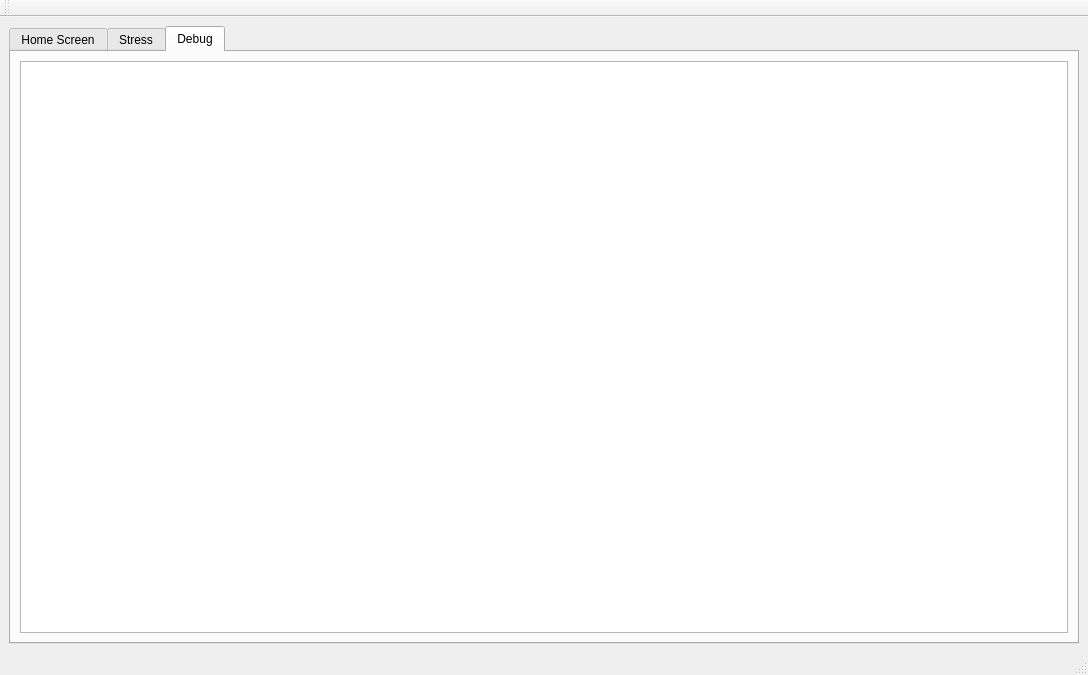
This is StressEvaluationApp/mainwindow.ui in rmcnabb8557/StressEvaluationApp as Qt 5 draws it before an edit. The edited form follows.
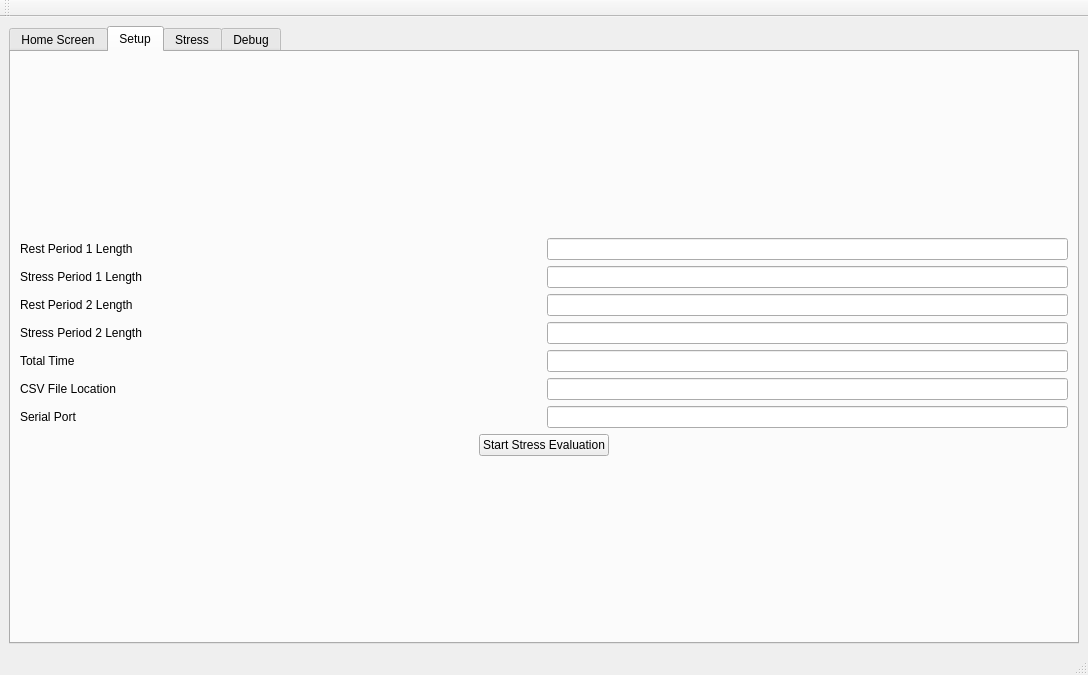
This is the edited form. The open tabs and pages were chosen to show the change. Icons and pictures are not drawn. Custom widgets are drawn as their Qt base class.

Commit message: updated several files, need to address issues in the serial interface, such as baud rate, several settings, and seg fault upon issuing version command. Likely issue in system messages.

Diff of the .ui file:
```diff
--- a/StressEvaluationApp/mainwindow.ui
+++ b/StressEvaluationApp/mainwindow.ui
@@ -176,6 +176,218 @@
         </item>
        </layout>
       </widget>
+      <widget class="QWidget" name="SetupTab">
+       <attribute name="title">
+        <string>Setup</string>
+       </attribute>
+       <layout class="QVBoxLayout" name="verticalLayout_11">
+        <item>
+         <layout class="QVBoxLayout" name="verticalLayout_10">
+          <item>
+           <layout class="QVBoxLayout" name="verticalLayout_8">
+            <item>
+             <layout class="QVBoxLayout" name="verticalLayout_7">
+              <item>
+               <layout class="QHBoxLayout" name="horizontalLayout_9">
+                <item>
+                 <widget class="QLabel" name="label_8">
+                  <property name="text">
+                   <string>Rest Period 1 Length</string>
+                  </property>
+                 </widget>
+                </item>
+                <item>
+                 <widget class="QLineEdit" name="rest_1_length">
+                  <property name="sizePolicy">
+                   <sizepolicy hsizetype="Preferred" vsizetype="Fixed">
+                    <horstretch>0</horstretch>
+                    <verstretch>0</verstretch>
+                   </sizepolicy>
+                  </property>
+                 </widget>
+                </item>
+               </layout>
+              </item>
+              <item>
+               <layout class="QHBoxLayout" name="horizontalLayout_10">
+                <item>
+                 <widget class="QLabel" name="label_10">
+                  <property name="text">
+                   <string>Stress Period 1 Length</string>
+                  </property>
+                 </widget>
+                </item>
+                <item>
+                 <widget class="QLineEdit" name="stress_1_length">
+                  <property name="sizePolicy">
+                   <sizepolicy hsizetype="Preferred" vsizetype="Fixed">
+                    <horstretch>0</horstretch>
+                    <verstretch>0</verstretch>
+                   </sizepolicy>
+                  </property>
+                 </widget>
+                </item>
+               </layout>
+              </item>
+              <item>
+               <layout class="QHBoxLayout" name="horizontalLayout_12">
+                <item>
+                 <widget class="QLabel" name="label_11">
+                  <property name="text">
+                   <string>Rest Period 2 Length</string>
+                  </property>
+                 </widget>
+                </item>
+                <item>
+                 <widget class="QLineEdit" name="rest_2_length">
+                  <property name="sizePolicy">
+                   <sizepolicy hsizetype="Preferred" vsizetype="Fixed">
+                    <horstretch>0</horstretch>
+                    <verstretch>0</verstretch>
+                   </sizepolicy>
+                  </property>
+                  <property name="text">
+                   <string/>
+                  </property>
+                 </widget>
+                </item>
+               </layout>
+              </item>
+              <item>
+               <layout class="QHBoxLayout" name="horizontalLayout_11">
+                <item>
+                 <widget class="QLabel" name="label_9">
+                  <property name="text">
+                   <string>Stress Period 2 Length</string>
+                  </property>
+                 </widget>
+                </item>
+                <item>
+                 <widget class="QLineEdit" name="stress_2_length">
+                  <property name="sizePolicy">
+                   <sizepolicy hsizetype="Preferred" vsizetype="Fixed">
+                    <horstretch>0</horstretch>
+                    <verstretch>0</verstretch>
+                   </sizepolicy>
+                  </property>
+                 </widget>
+                </item>
+               </layout>
+              </item>
+              <item>
+               <layout class="QHBoxLayout" name="horizontalLayout_13">
+                <item>
+                 <widget class="QLabel" name="label_12">
+                  <property name="text">
+                   <string>Total Time</string>
+                  </property>
+                 </widget>
+                </item>
+                <item>
+                 <widget class="QLineEdit" name="total_time">
+                  <property name="sizePolicy">
+                   <sizepolicy hsizetype="Preferred" vsizetype="Fixed">
+                    <horstretch>0</horstretch>
+                    <verstretch>0</verstretch>
+                   </sizepolicy>
+                  </property>
+                 </widget>
+                </item>
+               </layout>
+              </item>
+              <item>
+               <layout class="QHBoxLayout" name="horizontalLayout_14">
+                <item>
+                 <widget class="QLabel" name="label_13">
+                  <property name="text">
+                   <string>CSV File Location</string>
+                  </property>
+                 </widget>
+                </item>
+                <item>
+                 <widget class="QLineEdit" name="csv_file_loc">
+                  <property name="sizePolicy">
+                   <sizepolicy hsizetype="Preferred" vsizetype="Fixed">
+                    <horstretch>0</horstretch>
+                    <verstretch>0</verstretch>
+                   </sizepolicy>
+                  </property>
+                  <property name="text">
+                   <string/>
+                  </property>
+                 </widget>
+                </item>
+               </layout>
+              </item>
+             </layout>
+            </item>
+            <item>
+             <layout class="QHBoxLayout" name="horizontalLayout_16">
+              <item>
+               <widget class="QLabel" name="label_14">
+                <property name="text">
+                 <string>Serial Port</string>
+                </property>
+               </widget>
+              </item>
+              <item>
+               <widget class="QLineEdit" name="serial_port_lineEdit">
+                <property name="sizePolicy">
+                 <sizepolicy hsizetype="Preferred" vsizetype="Fixed">
+                  <horstretch>0</horstretch>
+                  <verstretch>0</verstretch>
+                 </sizepolicy>
+                </property>
+                <property name="text">
+                 <string/>
+                </property>
+               </widget>
+              </item>
+             </layout>
+            </item>
+           </layout>
+          </item>
+          <item>
+           <layout class="QHBoxLayout" name="horizontalLayout_15">
+            <item>
+             <spacer name="horizontalSpacer_8">
+              <property name="orientation">
+               <enum>Qt::Horizontal</enum>
+              </property>
+              <property name="sizeHint" stdset="0">
+               <size>
+                <width>40</width>
+                <height>20</height>
+               </size>
+              </property>
+             </spacer>
+            </item>
+            <item>
+             <widget class="QPushButton" name="stressStart_button">
+              <property name="text">
+               <string>Start Stress Evaluation</string>
+              </property>
+             </widget>
+            </item>
+            <item>
+             <spacer name="horizontalSpacer_9">
+              <property name="orientation">
+               <enum>Qt::Horizontal</enum>
+              </property>
+              <property name="sizeHint" stdset="0">
+               <size>
+                <width>40</width>
+                <height>20</height>
+               </size>
+              </property>
+             </spacer>
+            </item>
+           </layout>
+          </item>
+         </layout>
+        </item>
+       </layout>
+      </widget>
       <widget class="QWidget" name="eval_tab">
        <attribute name="title">
         <string>Stress</string>
@@ -378,7 +590,7 @@
        </attribute>
        <layout class="QVBoxLayout" name="verticalLayout_6">
         <item>
-         <widget class="QTextEdit" name="textEdit"/>
+         <widget class="Console" name="debug_console"/>
         </item>
        </layout>
       </widget>
@@ -416,6 +628,11 @@
    <header>../../qcustomplot.h</header>
    <container>1</container>
   </customwidget>
+  <customwidget>
+   <class>Console</class>
+   <extends>QPlainTextEdit</extends>
+   <header>console.h</header>
+  </customwidget>
  </customwidgets>
  <resources>
   <include location="images.qrc"/>
```
Left out of the diff: 65 changed lines with no effect on the pictures. The commit also changes 15 other files.
